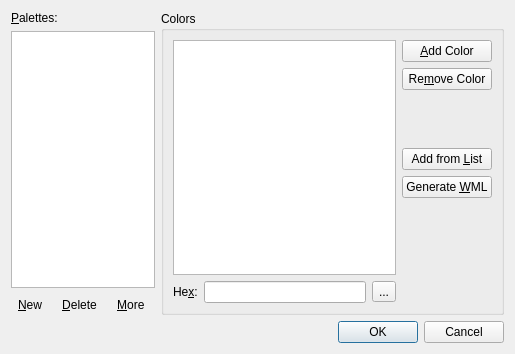
Old version of the form src/custompalettes.ui in the repository irydacea/wespal.
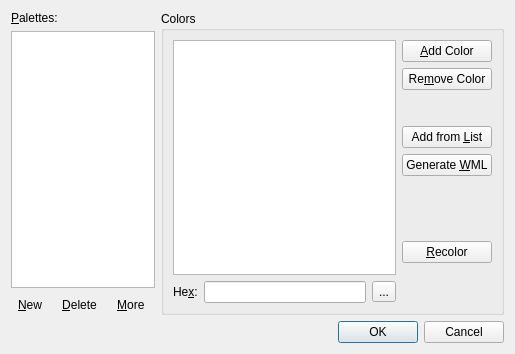
New version of the form.

Commit message: custompalettes: Add option to recolor the current selected palette using user-provided or built-in color ranges

```diff
--- a/src/custompalettes.ui
+++ b/src/custompalettes.ui
@@ -147,7 +147,7 @@
            </layout>
           </item>
           <item>
-           <layout class="QVBoxLayout" name="verticalLayout" stretch="0,0,1,0,0,2">
+           <layout class="QVBoxLayout" name="verticalLayout" stretch="0,0,1,0,0,2,0,0">
             <item>
              <widget class="QPushButton" name="cmdAddCol">
               <property name="text">
@@ -208,6 +208,29 @@
               </property>
              </spacer>
             </item>
+            <item>
+             <widget class="QPushButton" name="cmdRc">
+              <property name="whatsThis">
+               <string>Recolors the palette using a given color range.</string>
+              </property>
+              <property name="text">
+               <string>&amp;Recolor</string>
+              </property>
+             </widget>
+            </item>
+            <item>
+             <spacer name="verticalSpacer_3">
+              <property name="orientation">
+               <enum>Qt::Vertical</enum>
+              </property>
+              <property name="sizeHint" stdset="0">
+               <size>
+                <width>20</width>
+                <height>40</height>
+               </size>
+              </property>
+             </spacer>
+            </item>
            </layout>
           </item>
          </layout>
```
Left out of the diff: 4 changed lines with no effect on the pictures. The commit also changes 4 other files.
